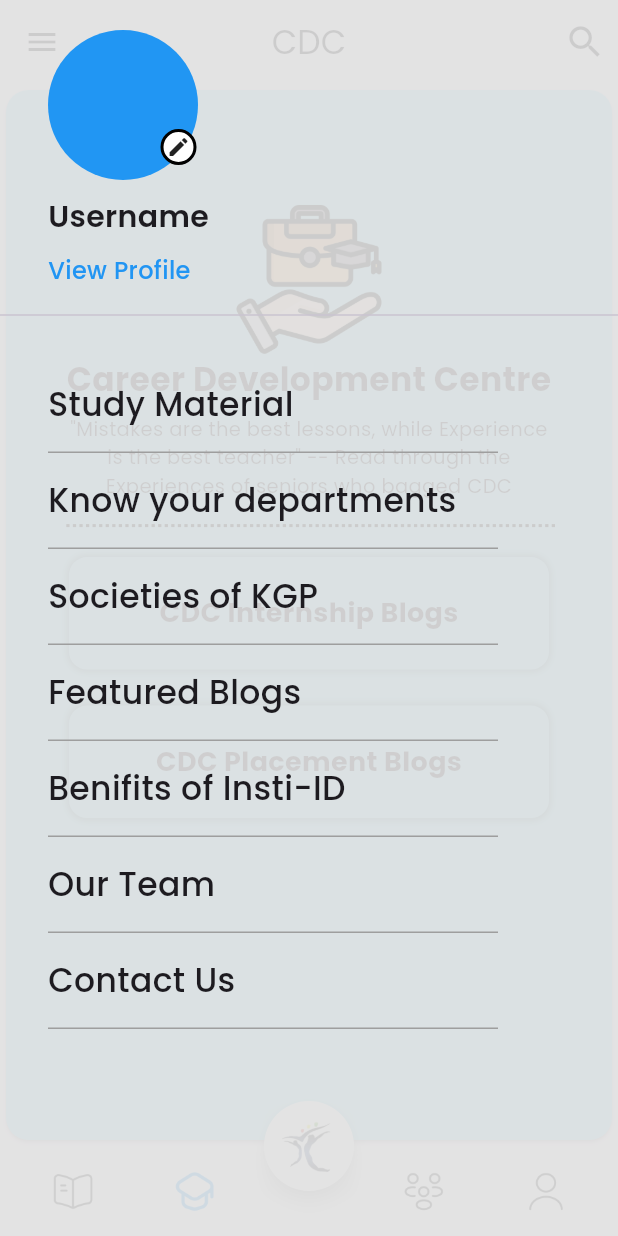
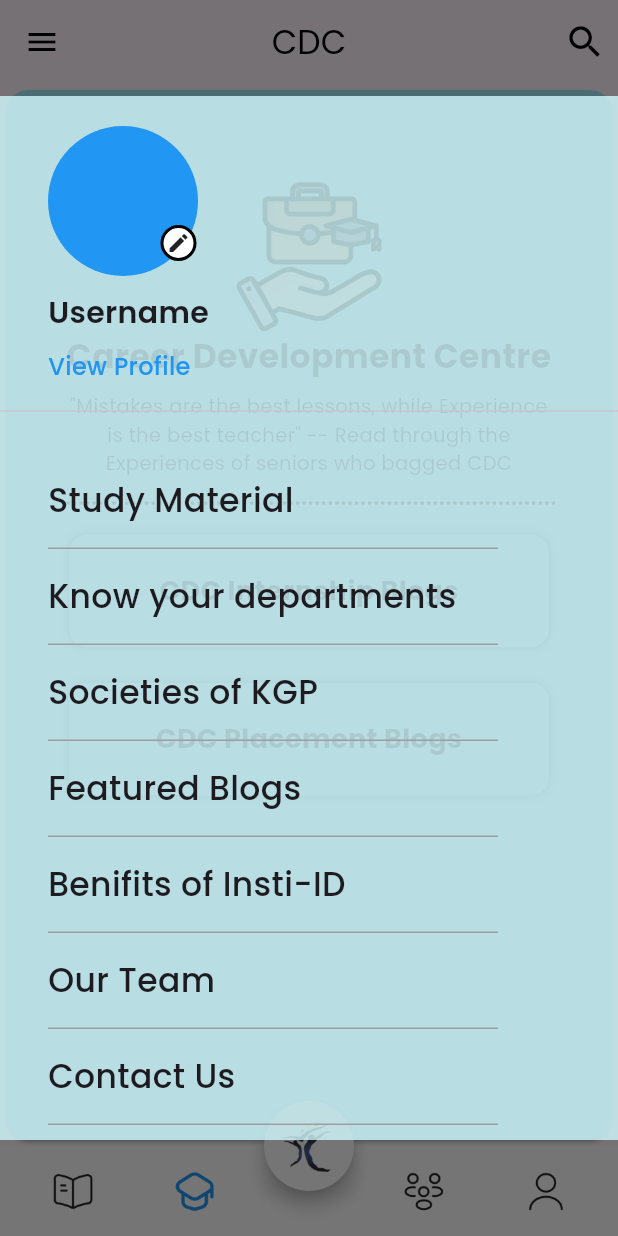
Before and after one commit to Siddharth-Nema/swg_app, a Flutter app: the HomePage screen opened directly, item 2 of the bottom bar chosen, with the side drawer open, on a phone screen of 412 x 824 dp. Run offline on Flutter 3.47's test engine with Material 3 defaults, Android fonts, the phone set to English and light mode, and no system bars; our stand-ins replace carousel_slider, flutter_linkify, google_fonts; network calls fail.

Commit message:
UI changes

```diff
--- a/lib/models/Department.dart
+++ b/lib/models/Department.dart
@@ -1,6 +1,7 @@
 class Department {
   final String name;
   final String image;
+  final String code;
 
-  Department({required this.name, required this.image});
+  Department({required this.name, required this.image, required this.code});
 }
--- a/lib/views/CDC/CDCPage.dart
+++ b/lib/views/CDC/CDCPage.dart
@@ -11,12 +11,9 @@
         borderRadius: BorderRadius.circular(15.0),
       ),
       color: const Color.fromARGB(255, 163, 234, 254),
-      child: SizedBox(
-          height: double.infinity,
-          width: double.infinity,
+      child: SingleChildScrollView(
           child: Padding(
-            padding:
-                const EdgeInsets.symmetric(vertical: 75.0, horizontal: 30.0),
+        padding: const EdgeInsets.symmetric(vertical: 60.0, horizontal: 30.0),
         child: Column(
           children: [
             Image.asset(
@@ -25,14 +22,14 @@
             ),
             const Text(
               "Career Development Centre",
+              textAlign: TextAlign.center,
               style: TextStyle(fontSize: 22.0, fontWeight: FontWeight.bold),
             ),
             const Padding(
               padding: EdgeInsets.all(8.0),
               child: Text(
                 '"Mistakes are the best lessons, while Experience is the best teacher" -- Read through the Experiences of seniors who bagged CDC',
-                    style:
-                        TextStyle(fontSize: 13.0, fontWeight: FontWeight.w400),
+                style: TextStyle(fontSize: 13.0, fontWeight: FontWeight.w400),
                 textAlign: TextAlign.center,
               ),
             ),
@@ -82,8 +79,8 @@
                 child: Center(
                   child: Text(
                     'CDC Placement Blogs',
-                        style: TextStyle(
-                            fontSize: 18.0, fontWeight: FontWeight.bold),
+                    style:
+                        TextStyle(fontSize: 18.0, fontWeight: FontWeight.bold),
                   ),
                 ),
               ),
--- a/lib/widgets/SideBarView.dart
+++ b/lib/widgets/SideBarView.dart
@@ -1,4 +1,5 @@
 import 'package:flutter/material.dart';
+import 'package:swg_flutter/constants.dart';
 
 class SideBarView extends StatelessWidget {
   const SideBarView({super.key});
@@ -8,8 +9,9 @@
     return SafeArea(
       child: Container(
         decoration: BoxDecoration(
-          color: Color.fromARGB(255, 255, 255, 255).withOpacity(0.8),
+          color: GlobalStyles.kPrimaryBlueColor.withOpacity(0.8),
         ),
+        child: SingleChildScrollView(
           child: Column(
             mainAxisAlignment: MainAxisAlignment.start,
             children: [
@@ -17,8 +19,8 @@
               SizedBox(
                 width: double.infinity,
                 child: Padding(
-                padding:
-                    const EdgeInsets.symmetric(horizontal: 32.0, vertical: 10),
+                  padding: const EdgeInsets.symmetric(
+                      horizontal: 32.0, vertical: 10),
                   child: Column(
                     mainAxisAlignment: MainAxisAlignment.start,
                     crossAxisAlignment: CrossAxisAlignment.start,
@@ -58,8 +60,8 @@
                       const SizedBox(height: 10),
                       const Text(
                         "Username",
-                      style:
-                          TextStyle(fontSize: 20, fontWeight: FontWeight.w600),
+                        style: TextStyle(
+                            fontSize: 20, fontWeight: FontWeight.w600),
                       ),
                       const SizedBox(height: 10),
                       const InkWell(
@@ -77,20 +79,24 @@
               ),
               const Divider(),
               const SizedBox(height: 10),
-            Padding(
-              padding:
-                  const EdgeInsets.symmetric(horizontal: 32.0, vertical: 10),
-              child: Container(
+              const Padding(
+                padding: EdgeInsets.symmetric(horizontal: 32.0, vertical: 10),
+                child: SizedBox(
                   width: double.infinity,
                   child: Column(
                     mainAxisAlignment: MainAxisAlignment.start,
                     crossAxisAlignment: CrossAxisAlignment.start,
                     children: [
-                    Options(title: "Study Material"),
-                    Options(title: "Know your departments"),
-                    Options(title: "Societies of KGP"),
+                      Options(title: "Study Material", route: '/studymaterial'),
+                      Options(
+                        title: "Know your departments",
+                        route: '/knowyourdep',
+                      ),
+                      Options(title: "Societies of KGP", route: '/societies'),
                       Options(title: "Featured Blogs"),
-                    Options(title: "Benifits of Insti-ID"),
+                      Options(
+                          title: "Benifits of Insti-ID",
+                          route: '/benefitsofinsti'),
                       Options(title: "Our Team"),
                       Options(title: "Contact Us"),
                     ],
@@ -100,20 +106,27 @@
             ],
           ),
         ),
+      ),
     );
   }
 }
 
 class Options extends StatelessWidget {
-  String title;
-  Options({
+  final String title;
+  final String route;
+  const Options({
     required this.title,
     super.key,
+    this.route = '/',
   });
 
   @override
   Widget build(BuildContext context) {
-    return Container(
+    return GestureDetector(
+      onTap: () {
+        Navigator.of(context).pushNamed(route);
+      },
+      child: Container(
         width: 300,
         padding: const EdgeInsets.symmetric(vertical: 16),
         decoration: const BoxDecoration(
@@ -129,6 +142,7 @@
           title,
           style: TextStyle(fontSize: 22, fontWeight: FontWeight.w500),
         ),
+      ),
     );
   }
 }
--- a/pubspec.yaml
+++ b/pubspec.yaml
@@ -1,10 +1,10 @@
 name: swg_flutter
 description: A new Flutter project.
-publish_to: "none"
+publish_to: 'none'
 version: 0.1.0
 
 environment:
-  sdk: ">=3.1.0 <4.0.0"
+  sdk: '>=3.1.0 <4.0.0'
 
 dependencies:
   flutter:
@@ -43,3 +43,4 @@
     - assets/images/image10.png
     - assets/images/cos1.png
     - assets/images/logo_black.png
+    - assets/images/KnowYourDep.png
```
Also changed, not shown: lib/constants.dart (+17 -16 lines), lib/main.dart (+8 -0 lines), lib/views/LandingPage.dart (+59 -47 lines), lib/views/subviews/KnowYourDepartment.dart (+30 -16 lines), lib/widgets/KnowYourDepartment/department_tile.dart (+18 -7 lines), lib/widgets/column_tile.dart (+2 -9 lines), assets/images/KnowYourDep.png (added), pubspec.lock. Lines whose indentation alone changed are shown as unchanged.
